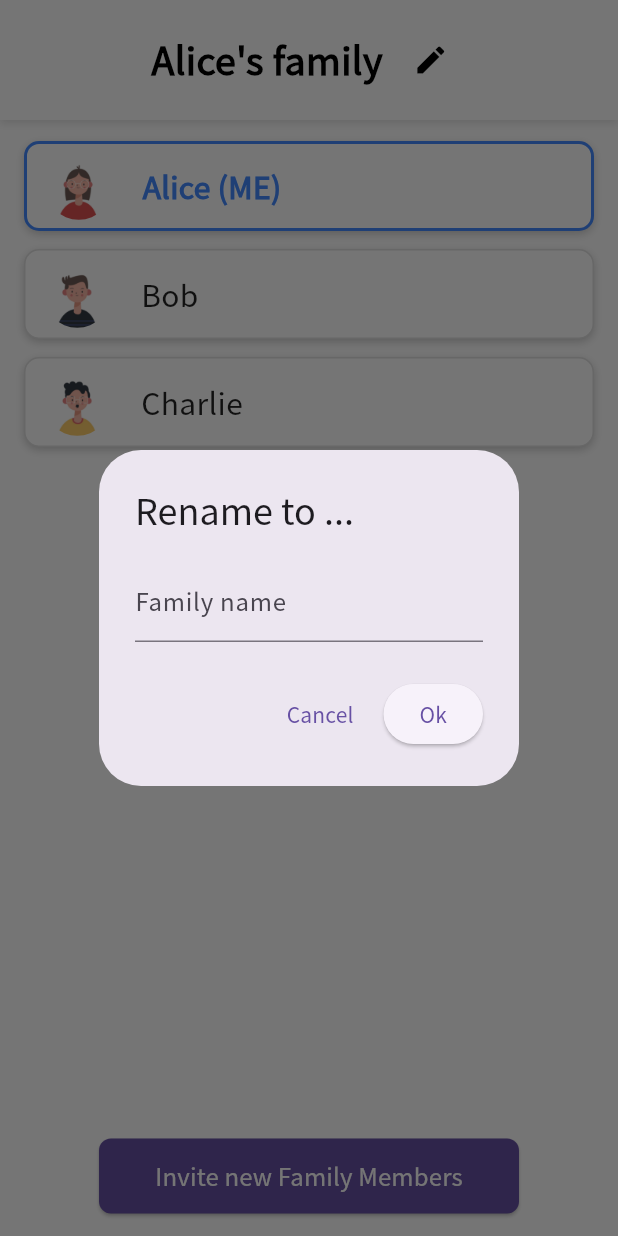
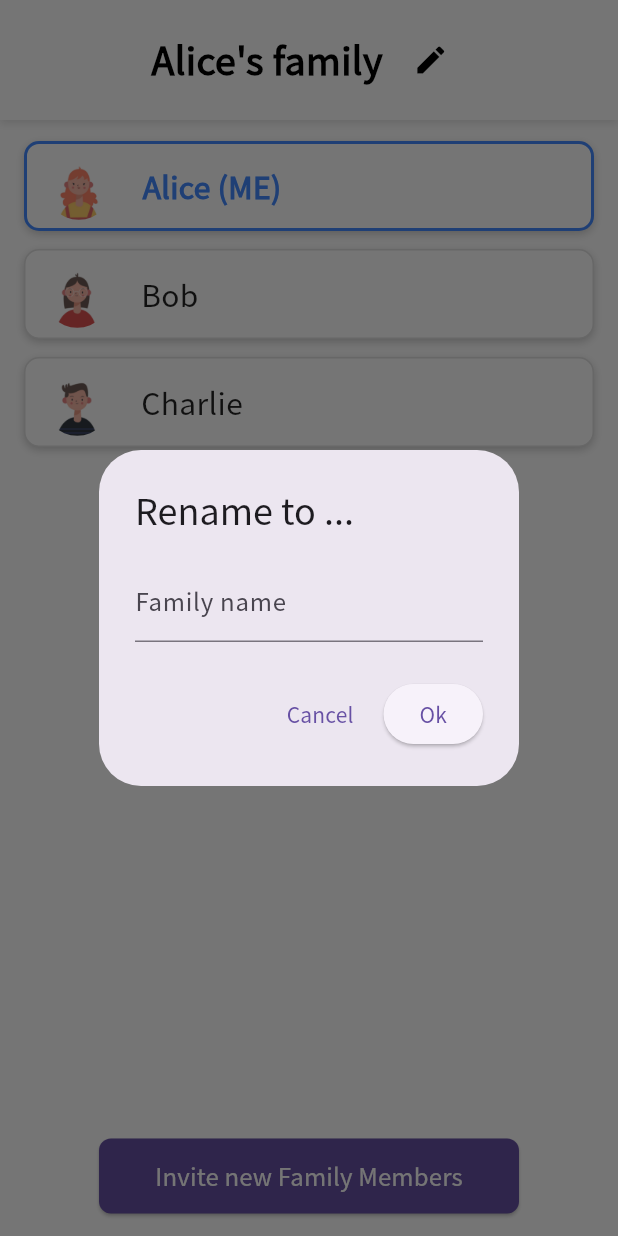
Before and after one commit to EstelLa-83/FridgeHelper, a Flutter app: the FamilyPage screen opened by its route, after a tap on the "edit" icon, on a phone screen of 412 x 824 dp. Run offline on Flutter 3.47's test engine with Material 3 defaults, Android fonts, the phone set to English and light mode, and no system bars; our stand-ins replace dropdown_button2, flutter_local_notifications, flutter_secure_storage, permission_handler, shared_preferences, timezone; accounts and stored records are empty.

```diff
--- a/lib/controller/global.dart
+++ b/lib/controller/global.dart
@@ -3,6 +3,5 @@ import 'package:flutter_secure_storage/flutter_secure_storage.dart';
 final FlutterSecureStorage storage = FlutterSecureStorage();
 
 const String BASE_URL = "http://192.168.0.11:8080";
-const String BASE_IMAGE = "assets/images/profiles";
 
 bool onServer = false;
--- /dev/null
+++ b/lib/controller/profiles.dart
@@ -0,0 +1,12 @@
+final List<String> profileImages = [
+  "assets/images/profiles/profile_0.JPG",
+  "assets/images/profiles/profile_1.JPG",
+  "assets/images/profiles/profile_2.JPG",
+  "assets/images/profiles/profile_3.JPG",
+  "assets/images/profiles/profile_4.JPG",
+  "assets/images/profiles/profile_5.JPG",
+  "assets/images/profiles/profile_6.JPG",
+  "assets/images/profiles/profile_7.JPG",
+  "assets/images/profiles/profile_8.JPG",
+  "assets/images/profiles/profile_9.JPG",
+];
--- a/lib/model/member.dart
+++ b/lib/model/member.dart
@@ -1,7 +1,7 @@
 class Member {
   int memberId;
   String memberName;
-  String memberProfile;
+  int memberProfile;
 
   Member({
     required this.memberId,
--- a/lib/page/page_family.dart
+++ b/lib/page/page_family.dart
@@ -395,9 +395,9 @@ class _FamilyPageState extends State<FamilyPage> {
     familyId = 0;
     familyName = "Alice's family";
     memberList = [
-      Member(memberId: 0, memberName: 'Alice', memberProfile: 'profile_1'),
-      Member(memberId: 1, memberName: 'Bob', memberProfile: 'profile_2'),
-      Member(memberId: 2, memberName: 'Charlie', memberProfile: 'profile_3'),
+      Member(memberId: 0, memberName: 'Alice', memberProfile: 0),
+      Member(memberId: 1, memberName: 'Bob', memberProfile: 1),
+      Member(memberId: 2, memberName: 'Charlie', memberProfile: 2),
     ];
   }
 }
--- a/lib/widget/family/family_member_card.dart
+++ b/lib/widget/family/family_member_card.dart
@@ -1,9 +1,9 @@
 import 'package:flutter/material.dart';
-import 'package:fridge/controller/global.dart';
+import 'package:fridge/controller/profiles.dart';
 
 class MemberCard extends StatelessWidget {
   final String name;
-  final String profile;
+  final int profile;
   final bool isMe;
 
   const MemberCard({
@@ -41,7 +41,7 @@ class MemberCard extends StatelessWidget {
               ClipOval(
                 //borderRadius: BorderRadius.circular(18.0),
                 child: Image.asset(
-                  '$BASE_IMAGE/$profile.JPG',
+                  profileImages[profile],
                   errorBuilder: (context, error, stackTrace) => const Icon(Icons.person),
                   width: 45,
                   height: 45,
```
Also changed, not shown: assets/images/profiles/profile_0.JPG (renamed from assets/images/profiles/profile_10.JPG).
